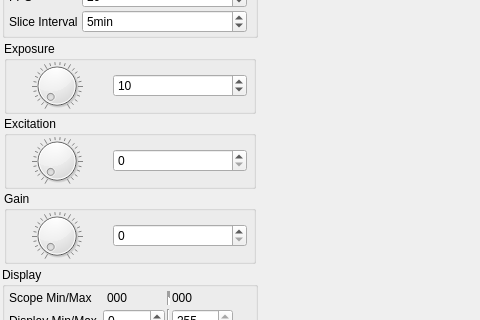
First picture: the form in src/mainwindow.ui, repository bothlab/pomidaq, before the edit; both pictures show x 0 to 480 and y 304 to 624 of the 1178 by 962 pixel window.
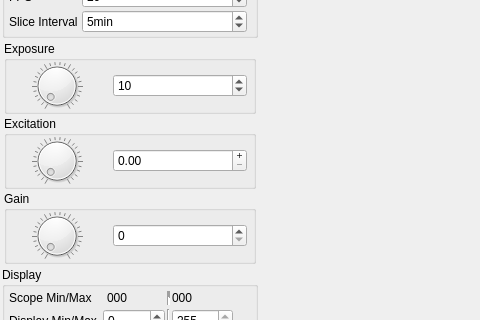
Second picture: the form after the edit. Icons and pictures are not drawn.

Commit message: Allow for more fine-grained excitation intensity selection

What changed in the file:
```diff
--- a/src/mainwindow.ui
+++ b/src/mainwindow.ui
@@ -531,12 +531,18 @@
               </widget>
              </item>
              <item>
-              <widget class="QSpinBox" name="sbExcitation">
+              <widget class="QDoubleSpinBox" name="sbExcitation">
                <property name="toolTip">
                 <string>Excitation LED brightness</string>
                </property>
+               <property name="buttonSymbols">
+                <enum>QAbstractSpinBox::PlusMinus</enum>
+               </property>
                <property name="maximum">
-                <number>100</number>
+                <double>100.000000000000000</double>
+               </property>
+               <property name="singleStep">
+                <double>0.200000000000000</double>
                </property>
               </widget>
              </item>
```
Left out of the diff: 37 changed lines with no effect on the pictures. The commit also changes 4 other files.
